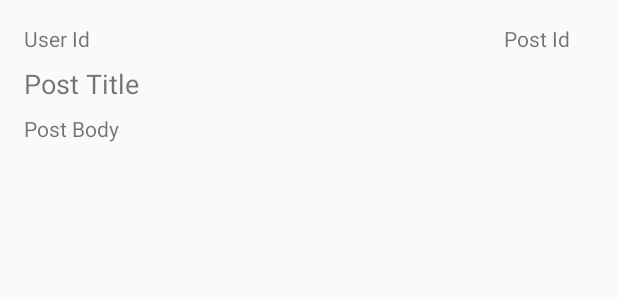
After one commit to UomMobileDevelopment/Lesson_05-06-2020-ZoomLesson, an Android app: the layout list_record.xml on its own in the app's theme, with its tools: preview values and no code run, on a phone screen of 412 x 824 dp. The commit adds this screen. Shown: the top 300 px of the screen. Run offline under Robolectric (Android 15) with nearby library versions, the phone set to English and light mode, and no system bars.

Commit message:
code from second lesson

```diff
--- /dev/null
+++ b/app/src/main/res/layout/list_record.xml
@@ -0,0 +1,49 @@
+<?xml version="1.0" encoding="utf-8"?>
+<androidx.constraintlayout.widget.ConstraintLayout
+    xmlns:android="http://schemas.android.com/apk/res/android"
+    xmlns:app="http://schemas.android.com/apk/res-auto"
+    xmlns:tools="http://schemas.android.com/tools"
+    android:layout_width="match_parent"
+    android:layout_height="match_parent">
+
+    <TextView
+        android:id="@+id/userIdTxt"
+        android:layout_width="wrap_content"
+        android:layout_height="wrap_content"
+        android:layout_marginStart="16dp"
+        android:layout_marginTop="16dp"
+        android:text="User Id"
+        app:layout_constraintStart_toStartOf="parent"
+        app:layout_constraintTop_toTopOf="parent" />
+
+    <TextView
+        android:id="@+id/postIdTxt"
+        android:layout_width="wrap_content"
+        android:layout_height="wrap_content"
+        android:layout_marginTop="16dp"
+        android:layout_marginEnd="32dp"
+        android:text="Post Id"
+        app:layout_constraintEnd_toEndOf="parent"
+        app:layout_constraintTop_toTopOf="parent" />
+
+    <TextView
+        android:id="@+id/postTitleTxt"
+        android:layout_width="wrap_content"
+        android:layout_height="wrap_content"
+        android:layout_marginStart="16dp"
+        android:layout_marginTop="8dp"
+        android:text="Post Title"
+        android:textSize="18sp"
+        app:layout_constraintStart_toStartOf="parent"
+        app:layout_constraintTop_toBottomOf="@+id/userIdTxt" />
+
+    <TextView
+        android:id="@+id/postBodyTxt"
+        android:layout_width="wrap_content"
+        android:layout_height="wrap_content"
+        android:layout_marginStart="16dp"
+        android:layout_marginTop="8dp"
+        android:text="Post Body"
+        app:layout_constraintStart_toStartOf="parent"
+        app:layout_constraintTop_toBottomOf="@+id/postTitleTxt" />
+</androidx.constraintlayout.widget.ConstraintLayout>
```
Also changed, not shown: app/src/main/java/gr/uom/myfirstrestapp/GetDataTask.java (+25 -38 lines), app/src/main/java/gr/uom/myfirstrestapp/JsonParser.java (added, +51 -0 lines), app/src/main/java/gr/uom/myfirstrestapp/MainActivity.java (+14 -7 lines), app/src/main/java/gr/uom/myfirstrestapp/Post.java (added, +51 -0 lines), app/src/main/java/gr/uom/myfirstrestapp/PostArrayAdapter.java (added, +89 -0 lines), app/src/main/res/layout/activity_main.xml (+6 -9 lines).
